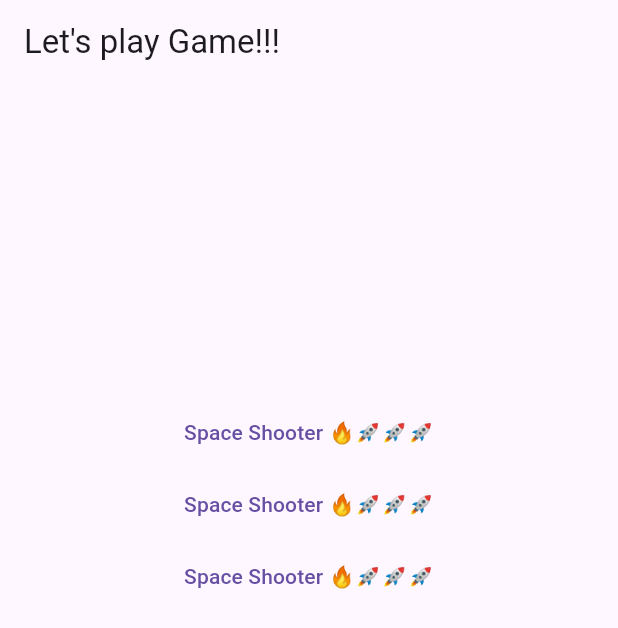
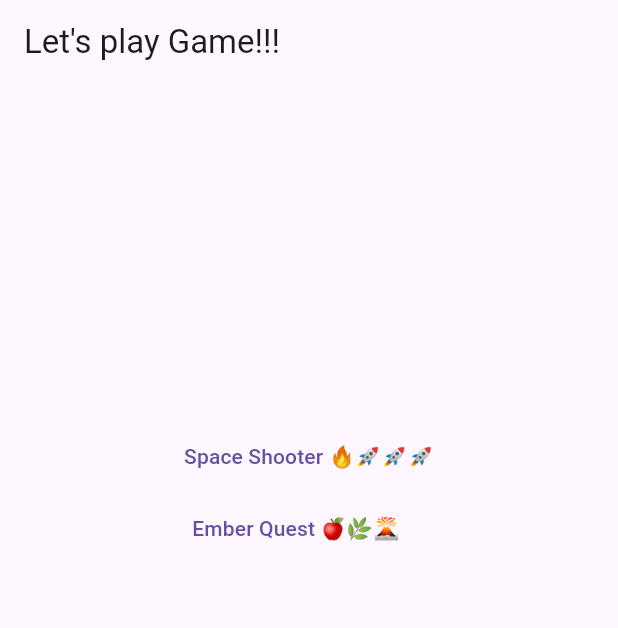
Before and after one commit to tom1236908745/space-shoooter, a Flutter app: the screen it shows after launch, on a phone screen of 412 x 824 dp. Shown: the top 628 px of the screen. Run offline on Flutter 3.47's test engine with Material 3 defaults, Android fonts, the phone set to English and light mode, and no system bars; missing offline and left inert: flame.

Commit message:
feat: emeberくんを表示

```diff
--- a/lib/ember_quest_game/View/ember_quest.dart
+++ b/lib/ember_quest_game/View/ember_quest.dart
@@ -1,10 +1,12 @@
 import 'package:flame/game.dart';
 import 'package:flutter/widgets.dart';
-import 'package:space_shoooter/space_shooter/ViewModel/space_shooter_game/space_shooter_game.dart';
+import 'package:space_shoooter/ember_quest_game/ViewModel/ember_quest.dart';
 
 class EmberQuest extends StatelessWidget {
   @override
   Widget build(BuildContext context) {
-    return GameWidget(game: SpaceShooterGame());
+    return const GameWidget<EmberQuestGame>.controlled(
+      gameFactory: EmberQuestGame.new,
+    );
   }
 }
--- /dev/null
+++ b/lib/ember_quest_game/utils/formatImagePath.dart
@@ -0,0 +1,3 @@
+String formatImagePath(path) {
+  return 'ember-quest/' + path;
+}
--- a/lib/main.dart
+++ b/lib/main.dart
@@ -1,4 +1,5 @@
 import 'package:flutter/material.dart';
+import 'package:space_shoooter/ember_quest_game/View/ember_quest.dart';
 import 'package:space_shoooter/space_shooter/View/space_shooter.dart';
 
 void main() => runApp(MyApp());
@@ -16,9 +17,11 @@ class MyApp extends StatelessWidget {
           child: Column(
             children: [
               Spacer(),
-              _NavigationButton(),
-              _NavigationButton(),
-              _NavigationButton(),
+              _NavigationButton(
+                  name: '''Space Shooter 🔥🚀🚀🚀''',
+                  navigateFunc: SpaceShooter()),
+              _NavigationButton(
+                  name: '''Ember Quest 🍎🌿🌋🧌''', navigateFunc: EmberQuest()),
               Spacer(flex: 2),
             ],
           ),
@@ -29,15 +32,23 @@ class MyApp extends StatelessWidget {
 }
 
 class _NavigationButton extends StatelessWidget {
+  _NavigationButton({
+    required String name,
+    required Widget navigateFunc,
+  })  : _name = name,
+        _navigateFunc = navigateFunc;
+
+  final String _name;
+  final Widget _navigateFunc;
   @override
   Widget build(BuildContext context) {
     return TextButton(
         onPressed: () {
           Navigator.push(
             context,
-            MaterialPageRoute(builder: (context) => SpaceShooter()),
+            MaterialPageRoute(builder: (context) => _navigateFunc),
           );
         },
-        child: Text('Space Shooter 🔥🚀🚀🚀'));
+        child: Text(_name));
   }
 }
--- a/pubspec.yaml
+++ b/pubspec.yaml
@@ -5,6 +5,7 @@ publish_to: 'none'
 flutter:
   assets:
     - assets/images/
+    - assets/images/ember-quest/
 
 version: 0.0.0
 
```
Also changed, not shown: lib/ember_quest_game/ViewModel/ember_quest.dart (+30 -0 lines), lib/ember_quest_game/actor/ember.dart (added, +22 -0 lines).
